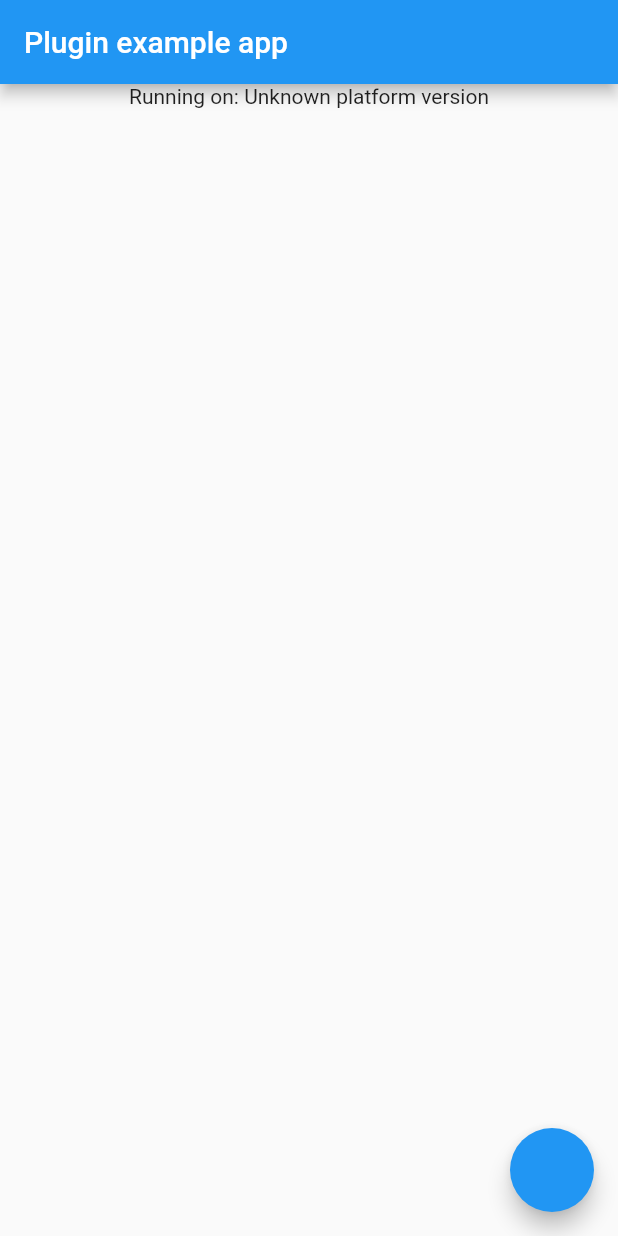
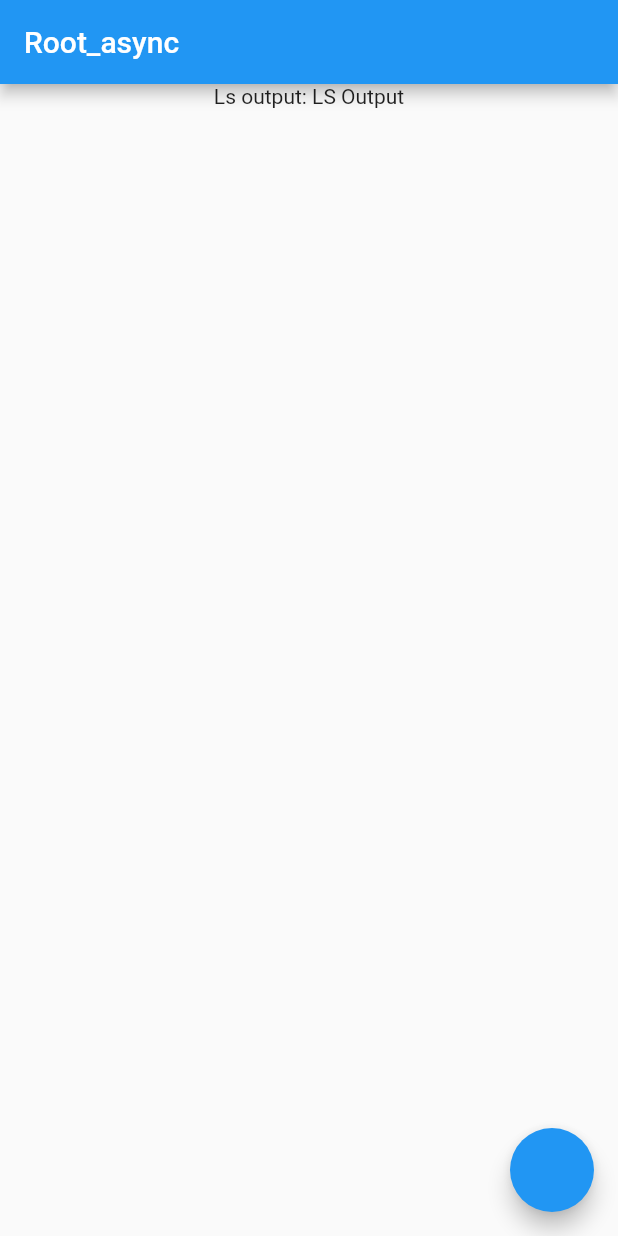
Before and after one commit to frysavy/root_async, a Flutter app: the screen it shows after launch, on a phone screen of 412 x 824 dp. Run offline on Flutter 3.47's test engine with Material 2 defaults, Android fonts, the phone set to English and light mode, and no system bars.

Commit message:
Change for publishing rules

```diff
--- a/example/lib/main.dart
+++ b/example/lib/main.dart
@@ -16,8 +16,7 @@ class MyApp extends StatefulWidget {
 }
 
 class _MyAppState extends State<MyApp> {
-  String _platformVersion = 'Unknown';
-  int ahoj = 0;
+  String _output = 'Unknown';
 
   @override
   void initState() {
@@ -25,25 +24,18 @@ class _MyAppState extends State<MyApp> {
     initPlatformState();
   }
 
-  // Platform messages are asynchronous, so we initialize in an async method.
   Future<void> initPlatformState() async {
-    String platformVersion;
-    // Platform messages may fail, so we use a try/catch PlatformException.
-    // We also handle the message potentially returning null.
+    String output;
     try {
-      platformVersion =
-          await RootAsync.exec("su") ?? "Unknown platform version";
+      output = await RootAsync.exec("ls") ?? "LS Output";
     } on PlatformException {
-      platformVersion = 'Failed to get platform version.';
+      output = 'Failed to get LS.';
     }
 
-    // If the widget was removed from the tree while the asynchronous platform
-    // message was in flight, we want to discard the reply rather than calling
-    // setState to update our non-existent appearance.
     if (!mounted) return;
 
     setState(() {
-      _platformVersion = platformVersion;
+      _output = output;
     });
   }
 
@@ -52,11 +44,11 @@ class _MyAppState extends State<MyApp> {
     return MaterialApp(
       home: Scaffold(
         appBar: AppBar(
-          title: const Text('Plugin example app'),
+          title: const Text('Root_async'),
         ),
         body: Center(
           child: Column(children: [
-            Text('Running on: $_platformVersion\n'),
+            Text('Ls output: $_output\n'),
           ]),
         ),
         floatingActionButton:
```
Also changed, not shown: 2 other files.
